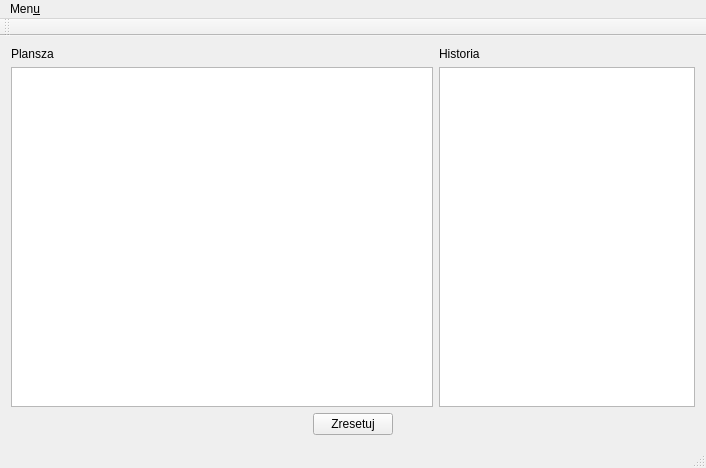
Old version of the form mainwindow.ui in the repository postep/pain_qt.
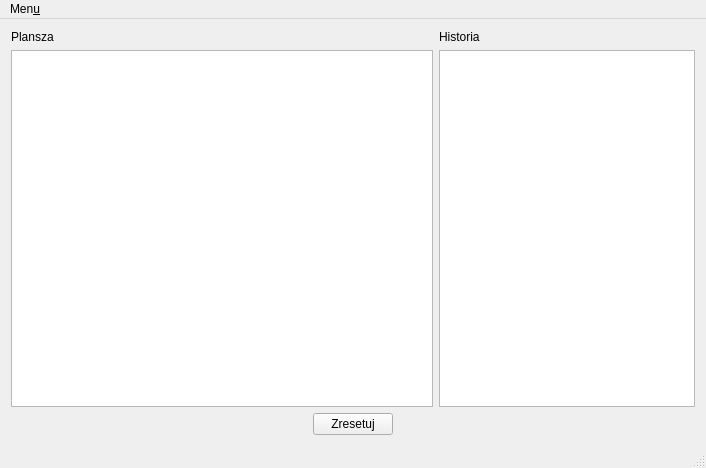
New version of the form.

Patch:
```diff
--- a/mainwindow.ui
+++ b/mainwindow.ui
@@ -118,14 +118,6 @@
    </widget>
    <addaction name="menuMenu"/>
   </widget>
-  <widget class="QToolBar" name="mainToolBar">
-   <attribute name="toolBarArea">
-    <enum>TopToolBarArea</enum>
-   </attribute>
-   <attribute name="toolBarBreak">
-    <bool>false</bool>
-   </attribute>
-  </widget>
   <widget class="QStatusBar" name="statusBar"/>
   <action name="actionUstawienia">
    <property name="text">
```
Left out of the diff: 13 changed lines with no effect on the pictures.
